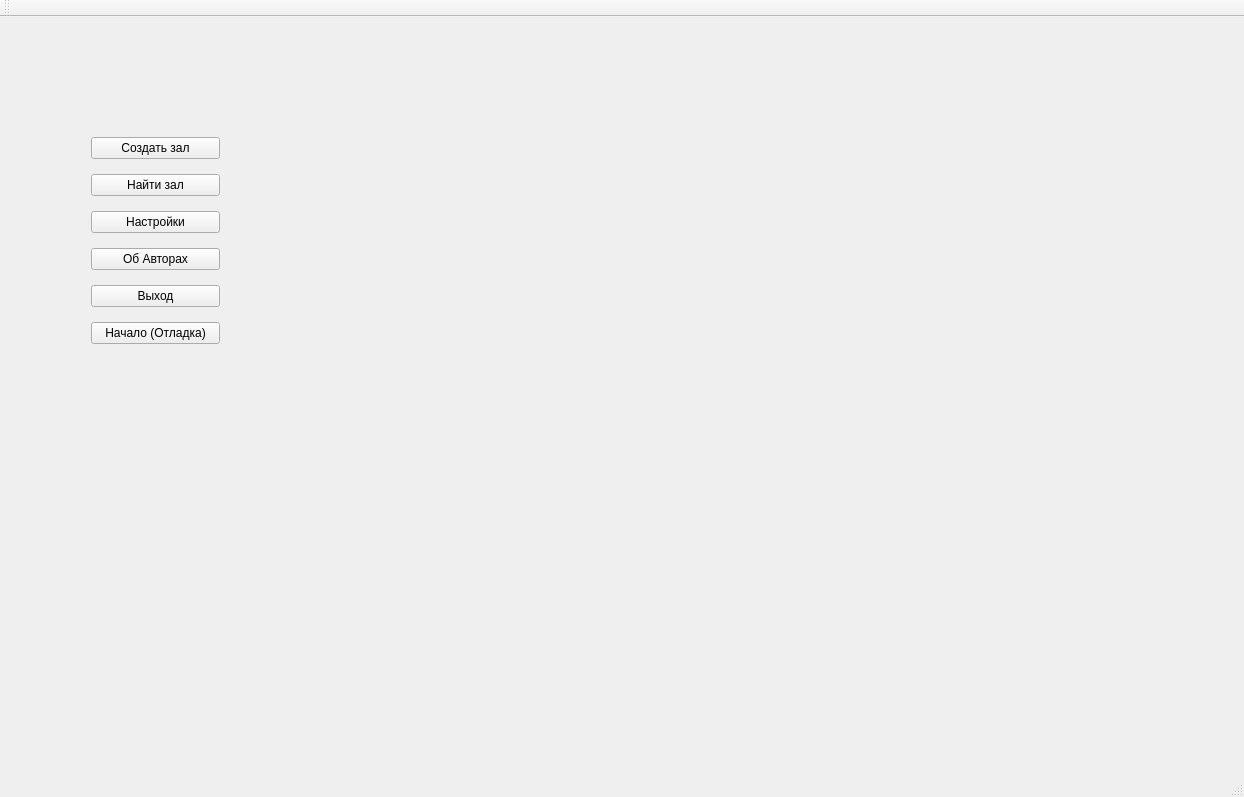
Old version of the form Nayda/Application/Before_The_Game/Before_The_Game.ui in the repository dsbabkov/Nayda.
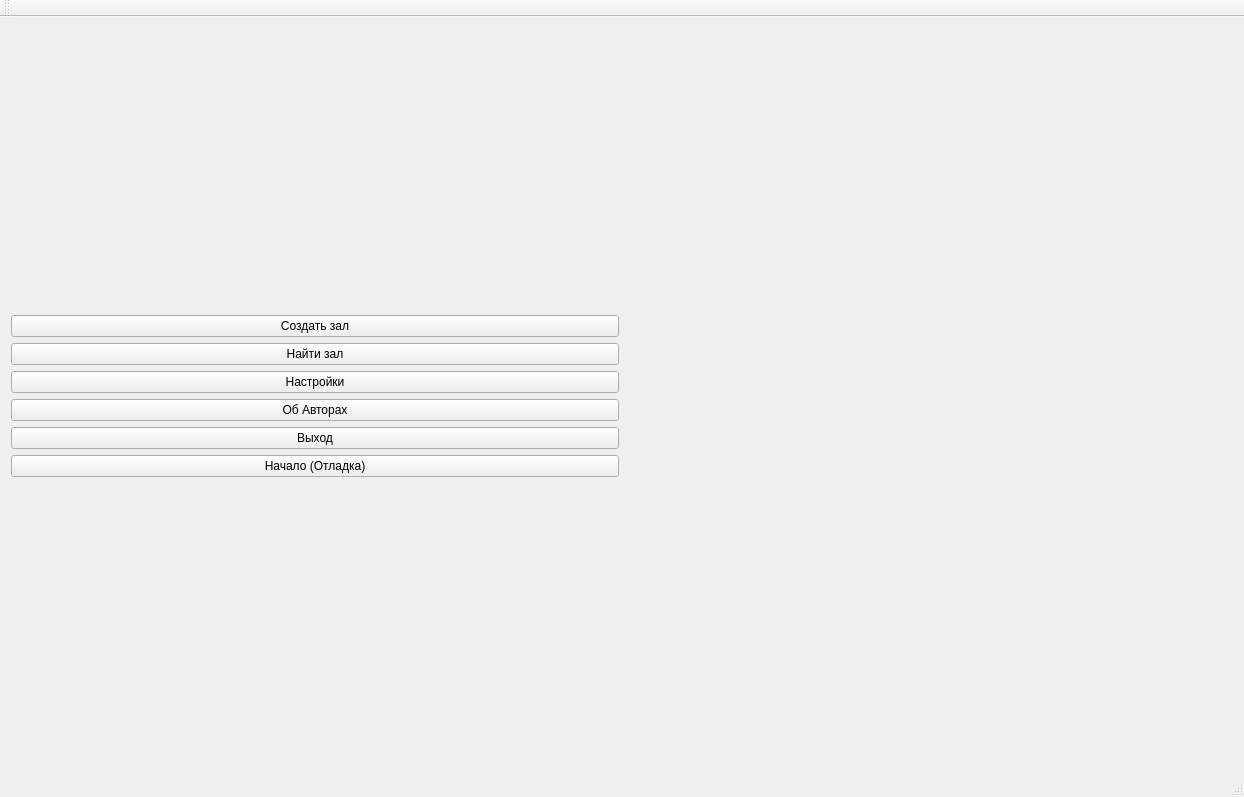
New version of the form. Custom widgets are drawn as their Qt base class.

Diff of the .ui file:
```diff
--- a/Nayda/Application/Before_The_Game/Before_The_Game.ui
+++ b/Nayda/Application/Before_The_Game/Before_The_Game.ui
@@ -14,15 +14,8 @@
    <string>Main_Application</string>
   </property>
   <widget class="QWidget" name="centralWidget">
-   <widget class="QWidget" name="gridLayoutWidget">
-    <property name="geometry">
-     <rect>
-      <x>80</x>
-      <y>100</y>
-      <width>151</width>
-      <height>251</height>
-     </rect>
-    </property>
+   <layout class="QGridLayout" name="gridLayout_3">
+    <item row="0" column="0">
     <layout class="QGridLayout" name="gridLayout">
      <item row="2" column="0">
       <widget class="QPushButton" name="Settings">
@@ -67,18 +60,15 @@
       </widget>
      </item>
     </layout>
-   </widget>
-   <widget class="QWidget" name="gridLayoutWidget_2">
-    <property name="geometry">
-     <rect>
-      <x>250</x>
-      <y>100</y>
-      <width>301</width>
-      <height>251</height>
-     </rect>
-    </property>
-    <layout class="QGridLayout" name="gridLayout_2"/>
-   </widget>
+    </item>
+    <item row="0" column="1">
+     <layout class="QGridLayout" name="gridLayout_2">
+      <item row="0" column="0">
+       <widget class="start_new_room" name="Strt_New_Room" native="true"/>
+      </item>
+     </layout>
+    </item>
+   </layout>
   </widget>
   <widget class="QMenuBar" name="menuBar">
    <property name="geometry">
@@ -101,6 +91,14 @@
   <widget class="QStatusBar" name="statusBar"/>
  </widget>
  <layoutdefault spacing="6" margin="11"/>
+ <customwidgets>
+  <customwidget>
+   <class>start_new_room</class>
+   <extends>QWidget</extends>
+   <header location="global">start_new_room.h</header>
+   <container>1</container>
+  </customwidget>
+ </customwidgets>
  <resources/>
  <connections/>
 </ui>
```
Lines whose indentation alone changed are shown as unchanged.
